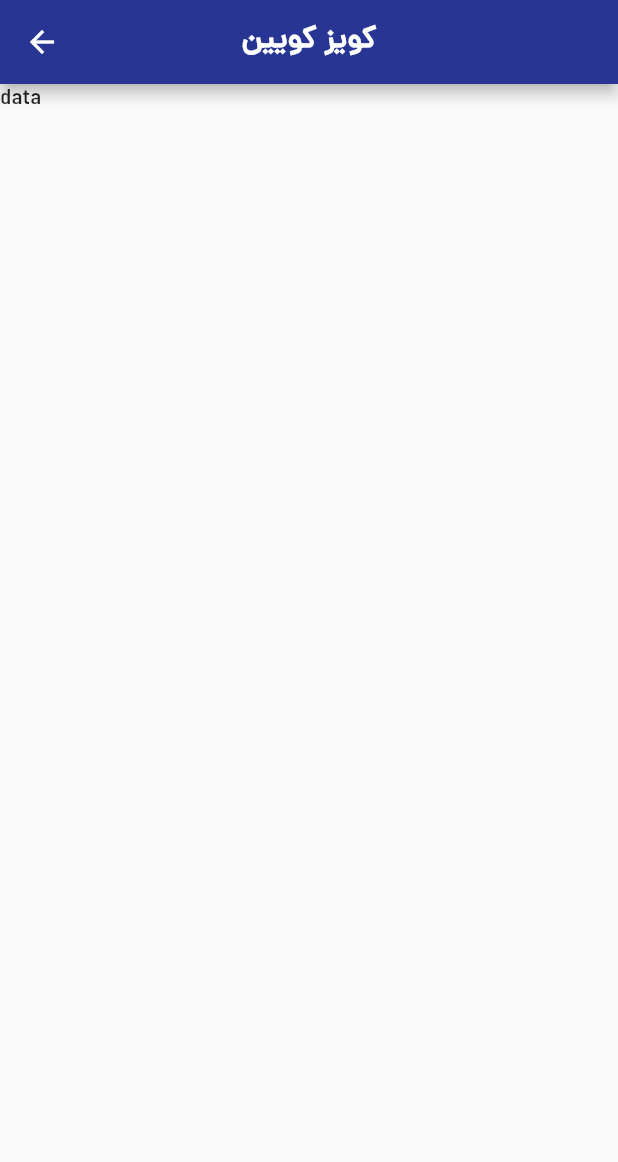
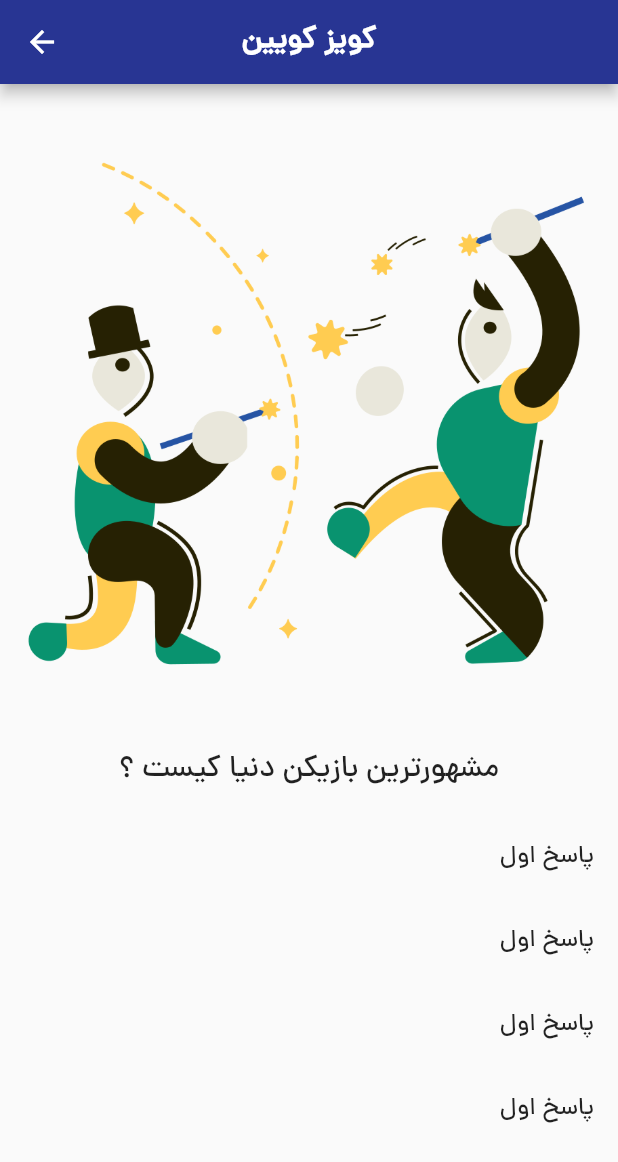
Before and after one commit to Milad-heydarloo/quiz_app, a Flutter app: the quiz_pages screen opened directly, on a phone screen of 412 x 824 dp. Shown: the top 1162 px of the screen. Run offline on Flutter 3.47's test engine with Material 2 defaults, Android fonts, the light colour scheme and no system bars.

Commit message:
basic page question & title question & image <=

```diff
--- a/lib/quiz_page.dart
+++ b/lib/quiz_page.dart
@@ -1,3 +1,5 @@
+import 'dart:ui';
+
 import 'package:flutter/material.dart';
 
 class quiz_pages extends StatelessWidget {
@@ -17,7 +19,53 @@ class quiz_pages extends StatelessWidget {
           ),
         ),
       ),
-      body: SafeArea(child: Text('data')),
+      body: SafeArea(
+          child: Column(
+        children: [
+          Container(
+            width: double.infinity,
+          ),
+          Image(
+            image: AssetImage('images/1.png'),
+          ),
+          SizedBox(
+            height: 30,
+          ),
+          Text(
+            'مشهورترین بازیکن دنیا کیست ؟ ',
+            style: TextStyle(fontSize: 20),
+            textAlign: TextAlign.center,
+          ),
+          //https://api.flutter.dev/flutter/material/ListTile-class.html
+          SizedBox(
+            height: 15,
+          ),
+          ListTile(
+            title: Text(
+              textAlign: TextAlign.end,
+              'پاسخ اول',
+            ),
+          ),
+          ListTile(
+            title: Text(
+              textAlign: TextAlign.end,
+              'پاسخ اول',
+            ),
+          ),
+          ListTile(
+            title: Text(
+              textAlign: TextAlign.end,
+              'پاسخ اول',
+            ),
+          ),
+          ListTile(
+            title: Text(
+              textAlign: TextAlign.end,
+              'پاسخ اول',
+            ),
+          ),
+        ],
+      )),
     );
   }
 }
```
